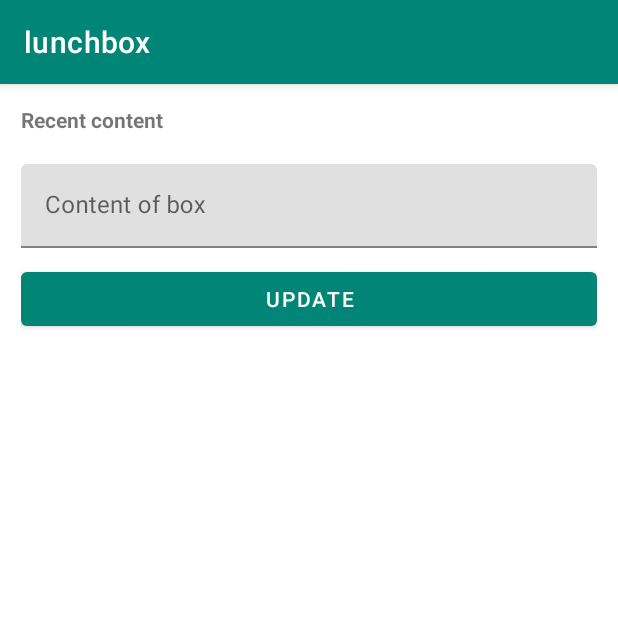
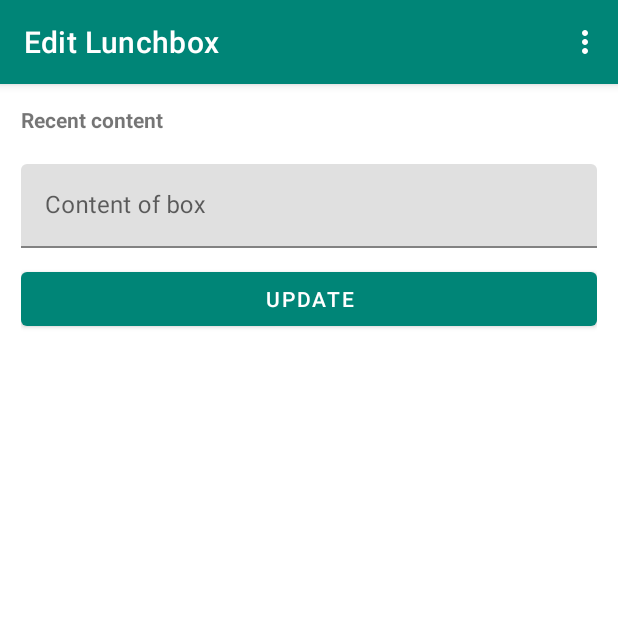
Before and after one commit to Johboh/lunchbox, an Android app: the EditActivity screen opened directly, with no data from a screen before it, on a phone screen of 412 x 824 dp, the top half of it. Run offline under Robolectric (Android 15) with nearby library versions, the phone set to English and light mode, and no system bars; our stand-ins replace Room's generated code; 1 statement that could not run was skipped.

Commit message:
Add delete support

```diff
--- a/app/src/main/java/com/fjun/lunchbox/EditActivity.kt
+++ b/app/src/main/java/com/fjun/lunchbox/EditActivity.kt
@@ -3,6 +3,8 @@ package com.fjun.lunchbox
 import android.content.Context
 import android.content.Intent
 import android.os.Bundle
+import android.view.Menu
+import android.view.MenuItem
 import androidx.appcompat.app.AppCompatActivity
 import androidx.lifecycle.Observer
 import androidx.lifecycle.ViewModelProviders
@@ -88,6 +90,24 @@ class EditActivity : AppCompatActivity() {
         }
     }
 
+    override fun onCreateOptionsMenu(menu: Menu): Boolean {
+        menuInflater.inflate(R.menu.menu_edit, menu)
+        return true
+    }
+
+    override fun onOptionsItemSelected(item: MenuItem): Boolean {
+        if (item.itemId == R.id.action_delete) {
+            val viewModel = ViewModelProviders.of(this)[EditViewModel::class.java]
+            // TODO figure out how to do this
+            GlobalScope.async {
+                viewModel.delete(boxUid)
+                finish()
+            }
+            return true
+        }
+        return super.onOptionsItemSelected(item)
+    }
+
     companion object {
         fun createIntent(
             context: Context,
--- a/app/src/main/java/com/fjun/lunchbox/EditViewModel.kt
+++ b/app/src/main/java/com/fjun/lunchbox/EditViewModel.kt
@@ -28,4 +28,6 @@ class EditViewModel(application: Application) : AndroidViewModel(application) {
         boxDao.setContent(boxUid, newState, content, System.currentTimeMillis())
 
     fun getBox(boxUid: Long): Box = boxDao.getSingleBox(boxUid)
+
+    fun delete(boxUid: Long) = boxDao.delete(boxUid)
 }
--- a/app/src/main/java/com/fjun/lunchbox/database/BoxDao.kt
+++ b/app/src/main/java/com/fjun/lunchbox/database/BoxDao.kt
@@ -27,8 +27,11 @@ interface BoxDao {
     fun setContent(boxUid: Long, newState: State, content: String, timestamp: Long)
 
     @Insert
-    suspend fun insert(boxes: Box)
+    suspend fun insert(box: Box)
 
     @Delete
     suspend fun delete(box: Box)
+
+    @Query("DELETE FROM boxes WHERE uid = (:boxUid)")
+    fun delete(boxUid: Long)
 }
--- /dev/null
+++ b/app/src/main/res/menu/menu_edit.xml
@@ -0,0 +1,10 @@
+<menu xmlns:android="http://schemas.android.com/apk/res/android"
+    xmlns:app="http://schemas.android.com/apk/res-auto"
+    xmlns:tools="http://schemas.android.com/tools"
+    tools:context="com.fjun.lunchbox.MainActivity">
+    <item
+        android:id="@+id/action_delete"
+        android:orderInCategory="100"
+        android:title="@string/action_delete"
+        app:showAsAction="never" />
+</menu>
--- a/app/src/main/res/values/strings.xml
+++ b/app/src/main/res/values/strings.xml
@@ -16,4 +16,7 @@
     </plurals>
     <string name="box_title_without_content">%s: Empty</string>
     <string name="recent_content">Recent content</string>
+    <string name="label_add_new">Add new Lunchbox</string>
+    <string name="label_edit">Edit Lunchbox</string>
+    <string name="action_delete">Delete</string>
 </resources>
```
Also changed, not shown: app/src/main/AndroidManifest.xml (+6 -2 lines).
